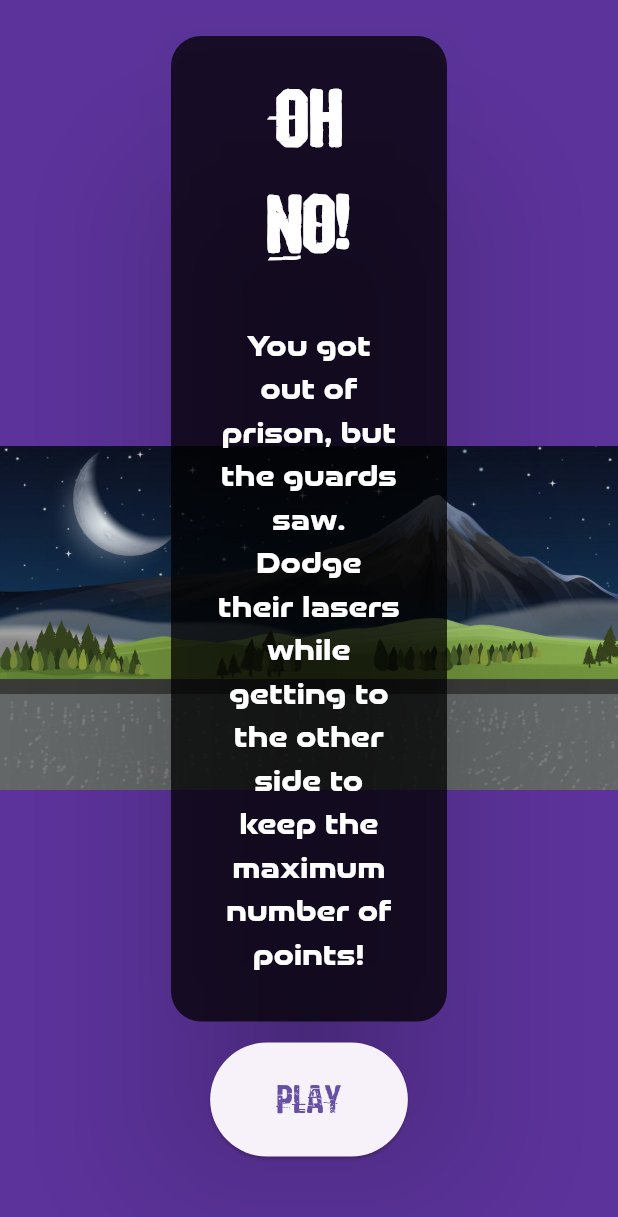
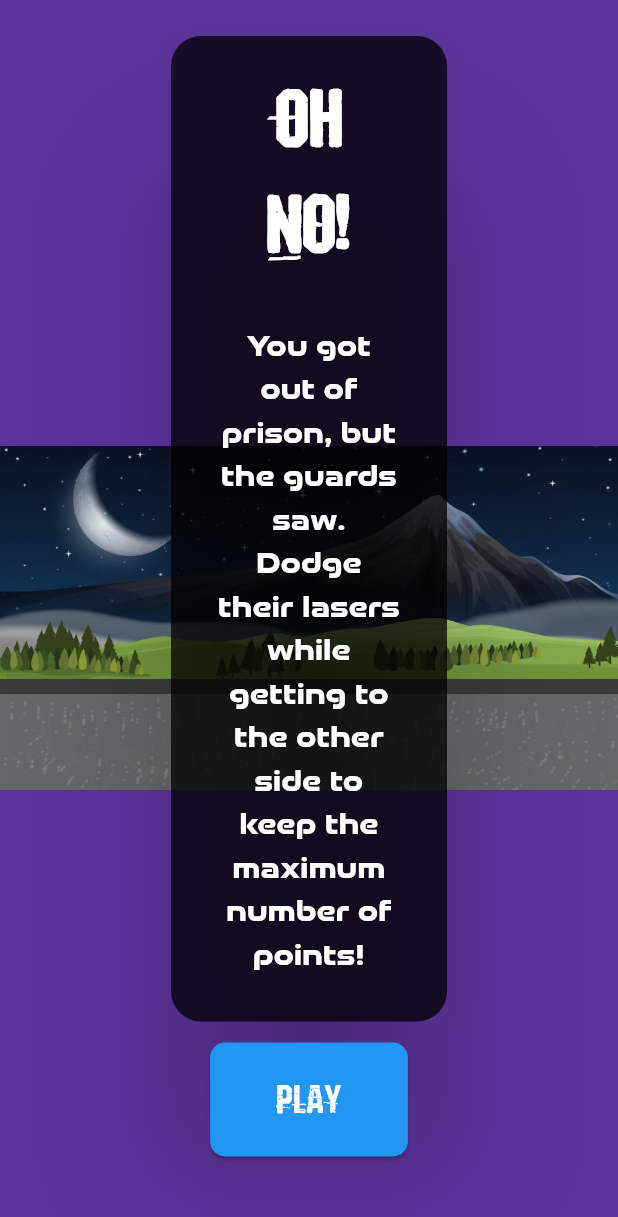
Before and after one commit to PMGithubb/prisonbreak_main_game, a Flutter app: the MainMenu screen opened directly, on a phone screen of 412 x 824 dp. Shown: the top 1217 px of the screen. Run offline on Flutter 3.47's test engine with Material 3 defaults, Android fonts, the phone set to English and light mode, and no system bars; our stand-ins replace shared_preferences; missing offline and left inert: flame, flame_audio; accounts and stored records are empty.

Commit message:
UI readjusted after Flutter update

```diff
--- a/lib/laser_minigame/main_menu.dart
+++ b/lib/laser_minigame/main_menu.dart
@@ -58,7 +58,14 @@ class MainMenu extends StatelessWidget {
                   Navigator.of(context).pushReplacement(MaterialPageRoute(
                       builder: (context) => const GamePlay()));
                 },
-                style: const ButtonStyle(alignment: Alignment(0, 0)),
+                style: ButtonStyle(
+                    alignment: const Alignment(0, 0),
+                    backgroundColor:
+                        const MaterialStatePropertyAll(Colors.blue),
+                    foregroundColor:
+                        const MaterialStatePropertyAll(Colors.white),
+                    shape: MaterialStatePropertyAll(RoundedRectangleBorder(
+                        borderRadius: BorderRadius.circular(10)))),
                 child: const Padding(
                   padding: EdgeInsets.all(20.0),
                   child: Text(
```
Also changed, not shown: lib/main.dart (+9 -3 lines), lib/summary_screen.dart (+20 -11 lines), pubspec.lock, 1 other file.
